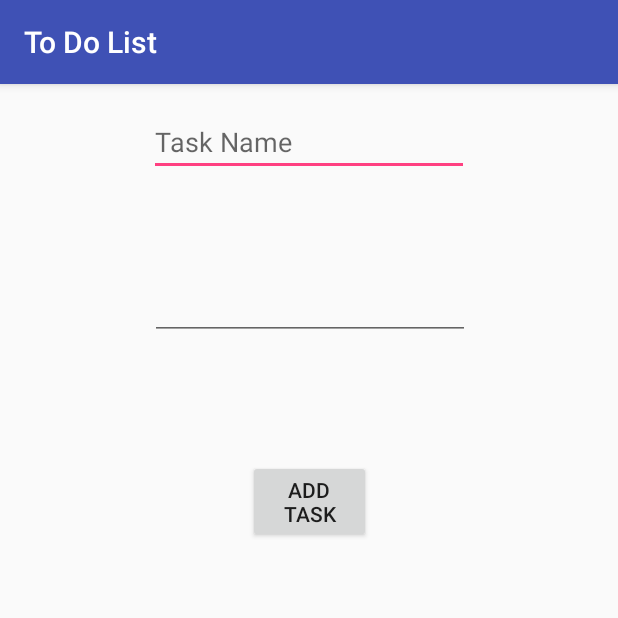
After one commit to AFed29/android-todo-list, an Android app: the AddTaskActivity screen opened directly, with no data from a screen before it, on a phone screen of 412 x 824 dp, the top half of it. The commit adds this screen. Run offline under Robolectric (Android 15) with nearby library versions, the phone set to English and light mode, and no system bars.

Commit message:
Added ability to add task. This closes #4

```diff
--- a/app/build.gradle
+++ b/app/build.gradle
@@ -25,4 +25,5 @@ dependencies {
     testImplementation 'junit:junit:4.12'
     androidTestImplementation 'com.android.support.test:runner:1.0.1'
     androidTestImplementation 'com.android.support.test.espresso:espresso-core:3.0.1'
+    implementation 'com.android.support:design:26.1.0'
 }
--- a/app/src/main/AndroidManifest.xml
+++ b/app/src/main/AndroidManifest.xml
@@ -16,6 +16,7 @@
                 <category android:name="android.intent.category.LAUNCHER" />
             </intent-filter>
         </activity>
+        <activity android:name=".AddTaskActivity"></activity>
     </application>
 
 </manifest>
--- /dev/null
+++ b/app/src/main/java/com/example/alex/todolist/AddTaskActivity.java
@@ -0,0 +1,30 @@
+package com.example.alex.todolist;
+
+import android.support.v7.app.AppCompatActivity;
+import android.os.Bundle;
+import android.view.View;
+import android.widget.EditText;
+
+public class AddTaskActivity extends AppCompatActivity {
+    EditText task_name;
+    EditText description;
+
+    @Override
+    protected void onCreate(Bundle savedInstanceState) {
+        super.onCreate(savedInstanceState);
+        setContentView(R.layout.activity_add_task);
+
+        task_name = findViewById(R.id.task_name_input);
+        description = findViewById(R.id.task_description_input);
+    }
+
+    public void onAddTaskButtonClick(View view) {
+        String task_name_to_save = task_name.getText().toString();
+        String description_to_save = description.getText().toString();
+        Task task = new Task(task_name_to_save, description_to_save);
+
+        TaskDbHelper taskDbHelper = new TaskDbHelper(this);
+        taskDbHelper.save(task);
+        finish();
+    }
+}
--- a/app/src/main/java/com/example/alex/todolist/TasksAdapter.java
+++ b/app/src/main/java/com/example/alex/todolist/TasksAdapter.java
@@ -27,8 +27,8 @@ public class TasksAdapter extends ArrayAdapter<Task> {
             listItemView = LayoutInflater.from(getContext()).inflate(R.layout.task_item, parent, false);
         }
 
-        TextView ranking = listItemView.findViewById(R.id.taskName);
-        ranking.setText(currentTask.getTaskName());
+        TextView taskName = listItemView.findViewById(R.id.taskName);
+        taskName.setText(currentTask.getTaskName());
 
         return listItemView;
     }
--- /dev/null
+++ b/app/src/main/res/layout/activity_add_task.xml
@@ -0,0 +1,49 @@
+<?xml version="1.0" encoding="utf-8"?>
+<android.support.constraint.ConstraintLayout xmlns:android="http://schemas.android.com/apk/res/android"
+    xmlns:app="http://schemas.android.com/apk/res-auto"
+    xmlns:tools="http://schemas.android.com/tools"
+    android:layout_width="match_parent"
+    android:layout_height="match_parent"
+    tools:context="com.example.alex.todolist.AddTaskActivity">
+
+    <EditText
+        android:id="@+id/task_name_input"
+        android:layout_width="wrap_content"
+        android:layout_height="wrap_content"
+        android:layout_marginEnd="8dp"
+        android:layout_marginStart="8dp"
+        android:layout_marginTop="16dp"
+        android:ems="10"
+        android:hint="Task Name"
+        android:inputType="textPersonName"
+        app:layout_constraintEnd_toEndOf="parent"
+        app:layout_constraintStart_toStartOf="parent"
+        app:layout_constraintTop_toTopOf="parent" />
+
+    <EditText
+        android:id="@+id/task_description_input"
+        android:layout_width="wrap_content"
+        android:layout_height="wrap_content"
+        android:layout_marginEnd="8dp"
+        android:layout_marginStart="8dp"
+        android:layout_marginTop="64dp"
+        android:ems="10"
+        android:inputType="textMultiLine"
+        app:layout_constraintEnd_toEndOf="parent"
+        app:layout_constraintHorizontal_bias="0.503"
+        app:layout_constraintStart_toStartOf="parent"
+        app:layout_constraintTop_toBottomOf="@+id/task_name_input" />
+
+    <Button
+        android:id="@+id/save_task"
+        android:layout_width="82dp"
+        android:layout_height="wrap_content"
+        android:layout_marginEnd="8dp"
+        android:layout_marginStart="8dp"
+        android:layout_marginTop="80dp"
+        android:onClick="onAddTaskButtonClick"
+        android:text="@string/save_task_button_text"
+        app:layout_constraintEnd_toEndOf="parent"
+        app:layout_constraintStart_toStartOf="parent"
+        app:layout_constraintTop_toBottomOf="@+id/task_description_input" />
+</android.support.constraint.ConstraintLayout>
--- a/app/src/main/res/values/strings.xml
+++ b/app/src/main/res/values/strings.xml
@@ -1,3 +1,4 @@
 <resources>
     <string name="app_name">To Do List</string>
+    <string name="save_task_button_text">Add Task</string>
 </resources>
```
Also changed, not shown: app/src/main/java/com/example/alex/todolist/ToDoListActivity.java (+23 -1 lines), app/src/main/res/layout/activity_to_do_list.xml (+16 -1 lines).
